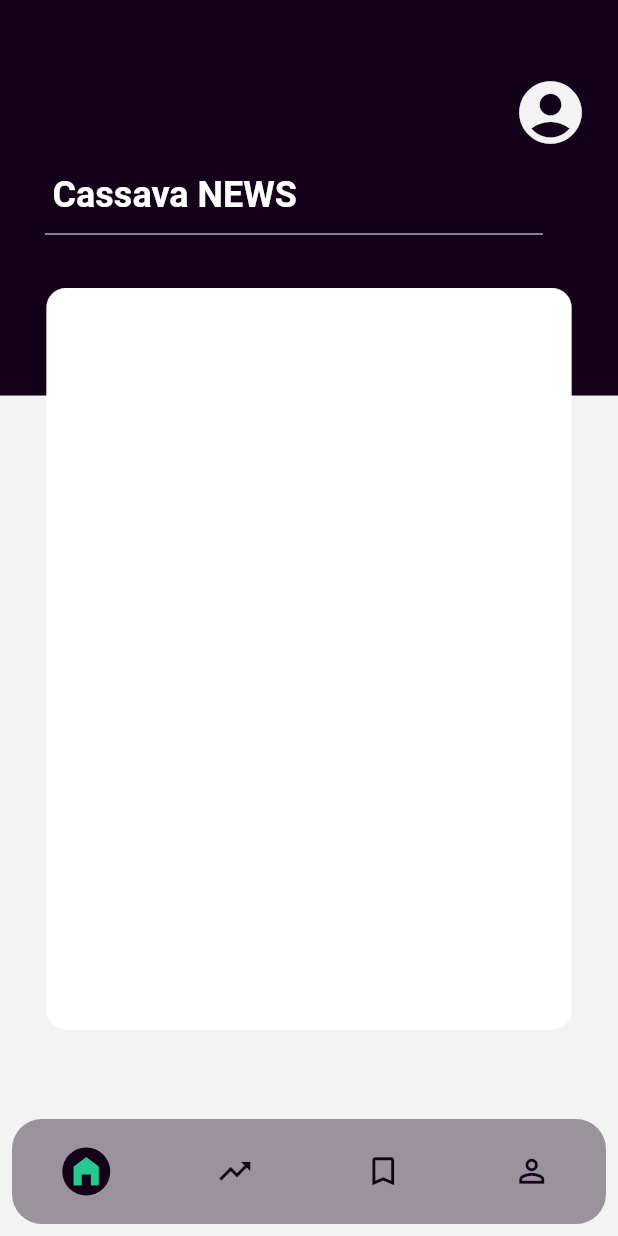
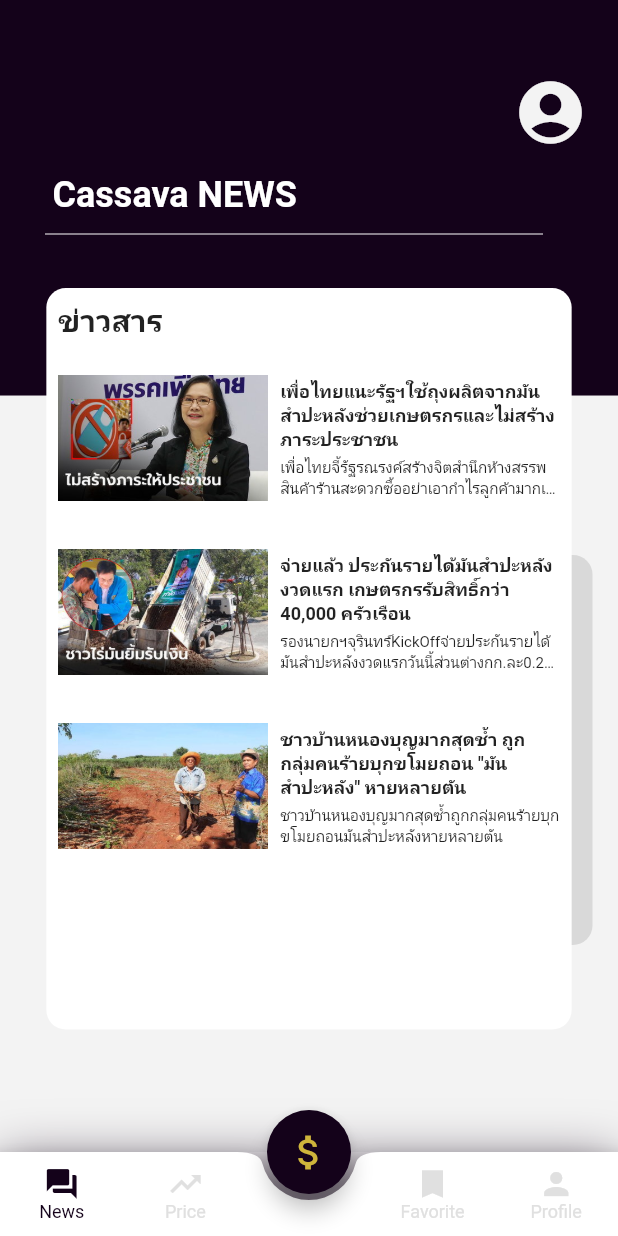
Before and after one commit to Apisitpong/Cassava_Project, a Flutter app: the HomePage screen opened directly, on a phone screen of 412 x 824 dp. Run offline on Flutter 3.47's test engine with Material 2 defaults, Android fonts, the light colour scheme and no system bars.

Commit message:
edit 21/2

```diff
--- a/lib/app_screens/home/cassava_home.dart
+++ b/lib/app_screens/home/cassava_home.dart
@@ -1,9 +1,11 @@
 import 'package:flutter/material.dart';
 
+import '../../components/button_nav_bar.dart';
 import '../../constants.dart';
 import 'cassava_calculate.dart';
 import 'cassava_favorite.dart';
 import 'cassava_price.dart';
+import 'cassava_profile.dart';
 
 class HomePage extends StatefulWidget {
   const HomePage({
@@ -15,130 +17,18 @@
 }
 
 class _HomePageState extends State<HomePage> {
-  int pageIndex = 0;
 
-  final pages = [
-    const CassavaHome(),
-    const CassavaPrice(),
-    const CassavaCalculate(),
-    const CassavaFavorite(),
-  ];
 
   @override
   Widget build(BuildContext context) {
-    return Scaffold(
-      body: pages[pageIndex],
-      bottomNavigationBar: ButtonNavBar(context),
+    return const Scaffold(
+      body: CassavaHome(),
+      bottomNavigationBar: ButtonNavBar(),
       backgroundColor: kBackgroundColor,
     );
   }
 
-  Widget ButtonNavBar(BuildContext context) {
-    return Padding(
-      padding: const EdgeInsets.all(8.0),
-      child: Container(
-        height: 70,
-        decoration:  BoxDecoration(
-          color: kSecondaryColor.withOpacity(0.4),
-          borderRadius: BorderRadius.all(Radius.circular(20)),
-        ),
-        child: Row(
-          mainAxisAlignment: MainAxisAlignment.spaceAround,
-          children: [
-            IconButton(
-              enableFeedback: false,
-              onPressed: () {
-                setState(() {
-                  pageIndex = 0;
-                });
-              },
-              icon: pageIndex == 0
-                  ? const CircleAvatar(
-                radius: 25,
-                backgroundColor: kSecondaryColor,
-                child: Icon(
-                  Icons.home_filled,
-                  color: kPrimaryColor,
-                  size: 25,
-                ),
-              )
-                  : const Icon(
-                Icons.home_outlined,
-                color: kSecondaryColor,
-                size: 25,
-              ),
-            ),
-            IconButton(
-              enableFeedback: false,
-              onPressed: () {
-                setState(() {
-                  pageIndex = 1;
-                });
-              },
-              icon: pageIndex == 1
-                  ? const CircleAvatar(
-                backgroundColor: kSecondaryColor,
-                child: Icon(
-                  Icons.trending_up,
-                  color: kPrimaryColor,
-                  size: 25,
-                ),
-              )
-                  : const Icon(
-                Icons.trending_up,
-                color: kSecondaryColor,
-                size: 25,
-              ),
-            ),
-            IconButton(
-              enableFeedback: false,
-              onPressed: () {
-                setState(() {
-                  pageIndex = 2;
-                });
-              },
-              icon: pageIndex == 2
-                  ? const CircleAvatar(
-                backgroundColor: kSecondaryColor,
-                child: Icon(
-                  Icons.bookmark_sharp,
-                  color: kPrimaryColor,
-                  size: 25,
-                ),
-              )
-                  : const Icon(
-                Icons.bookmark_outline,
-                color: kSecondaryColor,
-                size: 25,
-              ),
-            ),
-            IconButton(
-              enableFeedback: false,
-              onPressed: () {
-                setState(() {
-                  pageIndex = 3;
-                });
-              },
-              icon: pageIndex == 3
-                  ? const CircleAvatar(
-                backgroundColor: kSecondaryColor,
-                child: Icon(
-                  Icons.person,
-                  color: kPrimaryColor,
-                  size: 25,
-                ),
-              )
-                  : const Icon(
-                Icons.person_outline,
-                color: kSecondaryColor,
-                size: 25,
-              ),
-            ),
-          ],
-        ),
-      ),
-    );
-  }
+
 }
 
 class CassavaHome extends StatelessWidget {
@@ -147,12 +37,31 @@
   @override
   Widget build(BuildContext context) {
     var size = MediaQuery.of(context).size;
-    return Stack(
+    return SafeArea(
+      child: Scaffold(
+        backgroundColor: kBackgroundColor,
+        body: Stack(
           children: [
             Container(
               height: size.height * 0.32,
               decoration: const BoxDecoration(
                 color: kSecondaryColor,
+              ),
+            ),
+            Positioned(
+              left: 55,
+              top: 370,
+              child: Align(
+                child: SizedBox(
+                  width: 340,
+                  height: 260,
+                  child: Container(
+                    decoration: BoxDecoration(
+                      color: Color(0xffd9d9d9),
+                      borderRadius: BorderRadius.circular(13),
+                    ),
+                  ),
+                ),
               ),
             ),
             Column(
@@ -190,11 +99,122 @@
                     height: size.height * .6,
                     width: size.width * .85,
                     decoration: BoxDecoration(
-                    borderRadius: BorderRadius.circular(13), color: kTextColor),
+                        borderRadius: BorderRadius.circular(13),
+                        color: kTextColor),
+                    child: const NewsLink(),
                   ),
                 )
               ],
-        )
+            ),
+          ],
+        ),
+      ),
+    );
+  }
+}
+
+class NewsLink extends StatelessWidget {
+  const NewsLink({Key? key}) : super(key: key);
+
+  @override
+  Widget build(BuildContext context) {
+    return Padding(
+      padding: const EdgeInsets.all(8.0),
+      child: SingleChildScrollView(
+        child: Column(
+          crossAxisAlignment: CrossAxisAlignment.start,
+          children: const [
+            Text(
+              'ข่าวสาร',
+              style: TextStyle(fontSize: 20, fontWeight: FontWeight.bold),
+            ),
+            SizedBox(
+              height: 15,
+            ),
+            NewsList(
+              title:
+                  'เพื่อไทยแนะรัฐฯใช้ถุงผลิตจากมันสำปะหลังช่วยเกษตรกรและไม่สร้างภาระประชาชน ',
+              subtitle:
+                  'เพื่อไทยจี้รัฐรณรงค์สร้างจิตสำนึกห้างสรรพสินค้าร้านสะดวกซื้ออย่าเอากำไรลูกค้ามากเกินค้านนโยบายของรัฐบาลที่สร้างภาระให้กับประชาชน',
+              image: 'assets/images/news_image1.jpg',
+            ),
+            SizedBox(
+              height: 16,
+            ),
+            NewsList(
+              title:
+                  'จ่ายแล้ว ประกันรายได้มันสำปะหลังงวดแรก เกษตรกรรับสิทธิ์กว่า 40,000 ครัวเรือน',
+              subtitle:
+                  'รองนายกฯจุรินทร์KickOffจ่ายประกันรายได้มันสำปะหลังงวดแรกวันนี้ส่วนต่างกก.ละ0.23บาท เกษตรกรได้มากสุดครอบครัวละ 2.3 หมื่นบาท',
+              image: 'assets/images/news_image2.jpg',
+            ),
+            SizedBox(
+              height: 16,
+            ),
+            NewsList(
+              title:
+                  'ชาวบ้านหนองบุญมากสุดช้ำ ถูกกลุ่มคนร้ายบุกขโมยถอน "มันสำปะหลัง" หายหลายตัน',
+              subtitle:
+                  'ชาวบ้านหนองบุญมากสุดซ้ำถูกกลุ่มคนร้ายบุกขโมยถอนมันสำปะหลังหายหลายตัน',
+              image: 'assets/images/news_image3.jpg',
+            ),
+            SizedBox(
+              height: 16,
+            ),
+          ],
+        ),
+      ),
+    );
+  }
+}
+
+class NewsList extends StatelessWidget {
+  final String title, subtitle, image;
+  const NewsList({
+    Key? key,
+    required this.title,
+    required this.subtitle,
+    required this.image,
+  }) : super(key: key);
+
+  @override
+  Widget build(BuildContext context) {
+    return Row(
+      children: [
+        Container(
+          height: 100,
+          width: 140,
+          decoration:
+              BoxDecoration(image: DecorationImage(image: AssetImage(image))),
+        ),
+        const SizedBox(
+          width: 8,
+        ),
+        Expanded(
+          child: Column(
+            crossAxisAlignment: CrossAxisAlignment.start,
+            children: [
+              Text(
+                title,
+                style:
+                    const TextStyle(fontSize: 12, fontWeight: FontWeight.bold),
+                maxLines: 3,
+                //overflow: TextOverflow.v,
+              ),
+              const SizedBox(
+                height: 4,
+              ),
+              Text(
+                subtitle,
+                style: const TextStyle(
+                  fontSize: 10,
+                ),
+                maxLines: 2,
+                overflow: TextOverflow.ellipsis,
+              ),
+            ],
+          ),
+        ),
       ],
     );
   }
--- a/lib/app_screens/home/welcome_screens.dart
+++ b/lib/app_screens/home/welcome_screens.dart
@@ -25,7 +25,7 @@
                     backgroundColor: Colors.white70,
                     radius: 110,
                     child: CircleAvatar(
-                      backgroundImage: AssetImage('assets/images/cassava2.jpg'),
+                      backgroundImage: AssetImage('assets/images/มันสำปะหลัง-ตัด.jpg'),
                       radius: 108,
                     ),
                   ),
--- a/lib/components/button_nav_bar.dart
+++ b/lib/components/button_nav_bar.dart
@@ -0,0 +1,88 @@
+import 'package:cassava_proj/constants.dart';
+import 'package:flutter/material.dart';
+
+import '../app_screens/home/cassava_calculate.dart';
+import '../app_screens/home/cassava_favorite.dart';
+import '../app_screens/home/cassava_home.dart';
+import '../app_screens/home/cassava_price.dart';
+import '../app_screens/home/cassava_profile.dart';
+
+class ButtonNavBar extends StatefulWidget {
+  const ButtonNavBar({Key? key}) : super(key: key);
+
+  @override
+  State<ButtonNavBar> createState() => _ButtonNavBarState();
+}
+
+class _ButtonNavBarState extends State<ButtonNavBar> {
+  int tabIndex = 0;
+  void changeTabIndex(int index) {
+    setState(() {
+      tabIndex = index;
+    });
+  }
+
+  @override
+  Widget build(BuildContext context) {
+    return Scaffold(
+      body: IndexedStack(
+        index: tabIndex,
+        children: const [
+          CassavaHome(),
+          CassavaPrice(),
+          CassavaPrice(),
+          CassavaFavorite(),
+          ProfileScreen(),
+        ],
+      ),
+      bottomNavigationBar: Container(
+        decoration: BoxDecoration(boxShadow: [
+          BoxShadow(
+              offset: const Offset(0, 7),
+              blurRadius: 30,
+              color: kSecondaryColor.withOpacity(0.6))
+        ]),
+        child: BottomAppBar(
+          shape: const CircularNotchedRectangle(),
+          notchMargin: 4,
+          child: BottomNavigationBar(
+            backgroundColor: Colors.transparent,
+            elevation: 0,
+            type: BottomNavigationBarType.fixed,
+            currentIndex: tabIndex,
+            onTap: changeTabIndex,
+            selectedFontSize: 12,
+            selectedItemColor: kSecondaryColor,
+            unselectedItemColor: Colors.grey.shade300,
+            items: [
+              itemNavBar(Icons.forum, 'News'),
+              itemNavBar(Icons.trending_up, 'Price'),
+              const BottomNavigationBarItem(
+                  icon: Icon(
+                    Icons.home,
+                    color: Colors.transparent,
+                  ),
+                  label: ''),
+              itemNavBar(Icons.bookmark_sharp, 'Favorite'),
+              itemNavBar(Icons.person, 'Profile'),
+            ],
+          ),
+        ),
+      ),
+      floatingActionButton: FloatingActionButton(
+        backgroundColor: kSecondaryColor,
+        onPressed: () => Navigator.of(context).push(
+            MaterialPageRoute(builder: (context) => const CassavaCalculate())),
+        child: const Icon(
+          Icons.attach_money_sharp,size: 30,
+          color: Color(0xFFCFB53B)  ,
+        ),
+      ),
+      floatingActionButtonLocation: FloatingActionButtonLocation.centerDocked,
+    );
+  }
+
+  itemNavBar(IconData icon, String label) {
+    return BottomNavigationBarItem(icon: Icon(icon), label: label);
+  }
+}
--- a/lib/constants.dart
+++ b/lib/constants.dart
@@ -4,6 +4,8 @@
 const kSecondaryColor = Color(0xff14021a);//พื้นหลังสีคราม
 const kTextColor = Color(0xffffffff);//สีตัวหนังสือ(หลัก)
 const kTextSecondColor = Color(0xff9c9c9c);//สีตัวหนังสือ(รอง)
-const kBackgroundColor = Color(0xFFF3F3F3);//สีพื้น(เทา)
+const kBackgroundColor = Color(0xFFF3F3F3);
+
+const k2 = Color(0xFF84AB5C);//สีพื้น(เทา)
 
 double kDefaultPadding = 20;
--- a/lib/main.dart
+++ b/lib/main.dart
@@ -1,7 +1,6 @@
+import 'package:cassava_proj/app_screens/home/cassava_calculate.dart';
+import 'package:cassava_proj/app_screens/home/cassava_home.dart';
 import 'package:flutter/material.dart';
-
-
-import 'app_screens/home/cassava_home.dart';
 import 'app_screens/home/welcome_screens.dart';
 
 void main() {
--- a/pubspec.yaml
+++ b/pubspec.yaml
@@ -62,6 +62,11 @@
   # To add assets to your application, add an assets section, like this:
   assets:
     - assets/images/home_screen.PNG
+    - assets/images/มันสำปะหลัง-ตัด.jpg
+    - assets/images/MyProfile.jpg
+    - assets/images/news_image1.jpg
+    - assets/images/news_image2.jpg
+    - assets/images/news_image3.jpg
   #   - images/a_dot_ham.jpeg
 
   # An image asset can refer to one or more resolution-specific "variants", see
```
Also changed, not shown: lib/app_screens/home/cassava_calculate.dart (+15 -39 lines), lib/app_screens/home/cassava_favorite.dart (+6 -2 lines), lib/app_screens/home/cassava_price.dart (+51 -3 lines), lib/app_screens/home/cassava_profile.dart (added, +155 -0 lines), assets/images/news_image1.jpg (added), assets/images/news_image2.jpg (added), assets/images/news_image3.jpg (added). Lines whose indentation alone changed are shown as unchanged.
